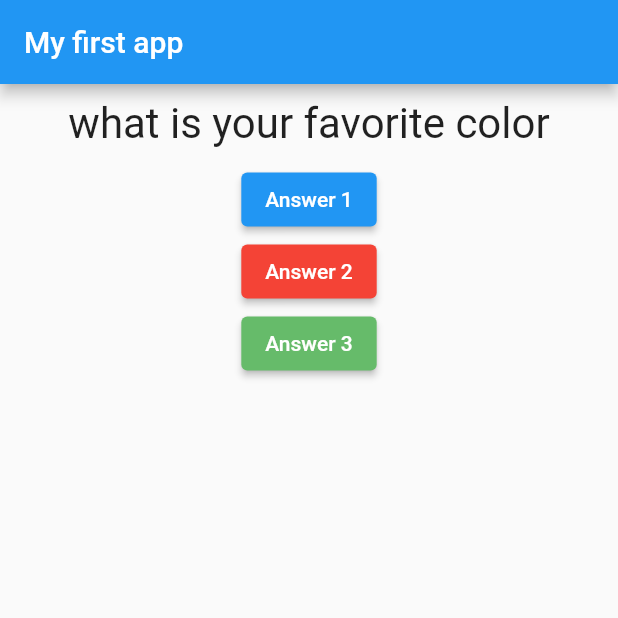
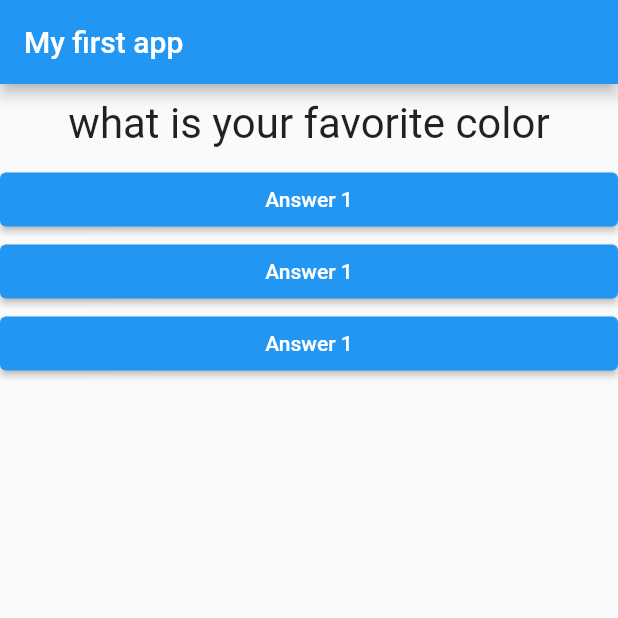
Before and after one commit to pveg/Flutter_Testing_App, a Flutter app: the screen it shows after launch, on a phone screen of 412 x 824 dp, the top half of it. Run offline on Flutter 3.47's test engine with Material 2 defaults, Android fonts, the phone set to English and light mode, and no system bars.

Commit message:
creates answers widget and constructor for handler function

```diff
--- /dev/null
+++ b/lib/answers.dart
@@ -0,0 +1,19 @@
+import 'package:flutter/material.dart';
+
+class Answers extends StatelessWidget {
+  final Function selectHandler;
+
+  Answers(this.selectHandler);
+
+  @override
+  Widget build(BuildContext context) {
+    return Container(
+      width: double.infinity,
+      child: ElevatedButton(
+          style: ButtonStyle(
+              backgroundColor: MaterialStateProperty.all(Colors.blue)),
+          onPressed: selectHandler,
+          child: Text('Answer 1')),
+    );
+  }
+}
--- a/lib/main.dart
+++ b/lib/main.dart
@@ -1,6 +1,7 @@
 import 'package:flutter/material.dart';
 
 import './question.dart';
+import './answers.dart';
 
 /* void main() {
   runApp(MyTestingApp());
@@ -36,22 +37,9 @@ class _MyTestingAppState extends State<MyTestingApp> {
         appBar: AppBar(title: Text('My first app')), //appbar
         body: Column(children: <Widget>[
           Question(questions[_questionIndex]),
-          ElevatedButton(
-              style: ButtonStyle(
-                  backgroundColor: MaterialStateProperty.all(Colors.blue)),
-              onPressed: _answerQuestion,
-              child: Text('Answer 1')),
-          ElevatedButton(
-              style: ButtonStyle(
-                  backgroundColor: MaterialStateProperty.all(Colors.red)),
-              onPressed: _answerQuestion,
-              child: Text('Answer 2')),
-          ElevatedButton(
-              style: ButtonStyle(
-                  backgroundColor:
-                      MaterialStateProperty.all(Colors.green[400])),
-              onPressed: _answerQuestion,
-              child: Text('Answer 3')),
+          Answers(_answerQuestion),
+          Answers(_answerQuestion),
+          Answers(_answerQuestion),
         ]),
       ),
     ); //receive the named arguments
```
